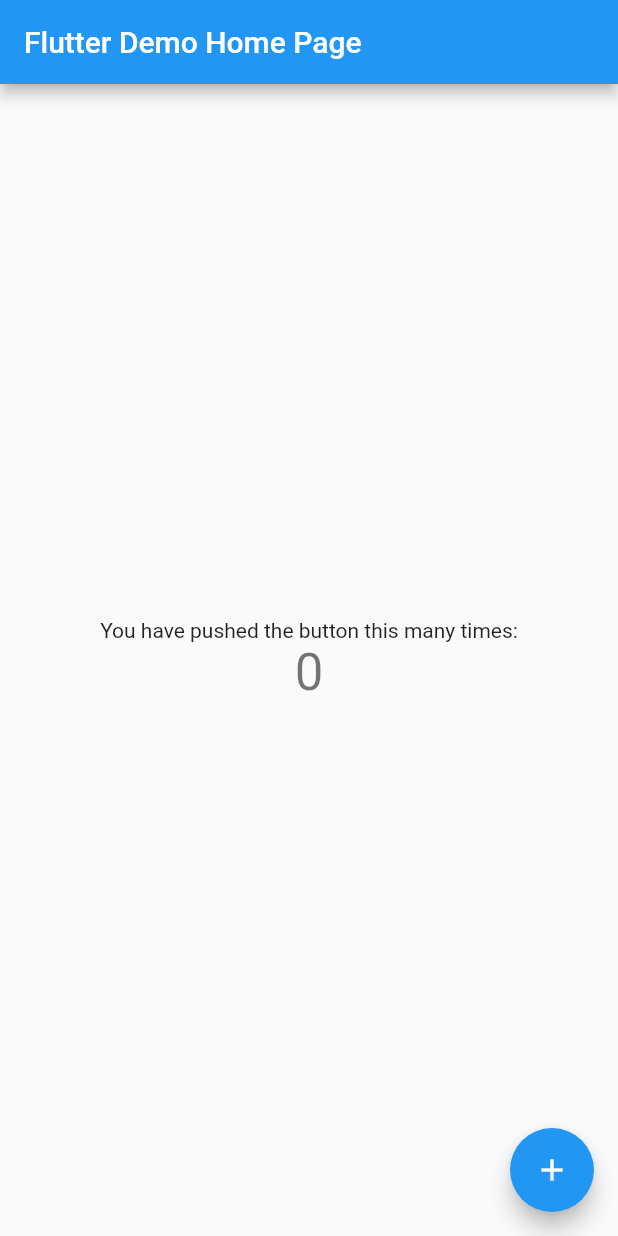
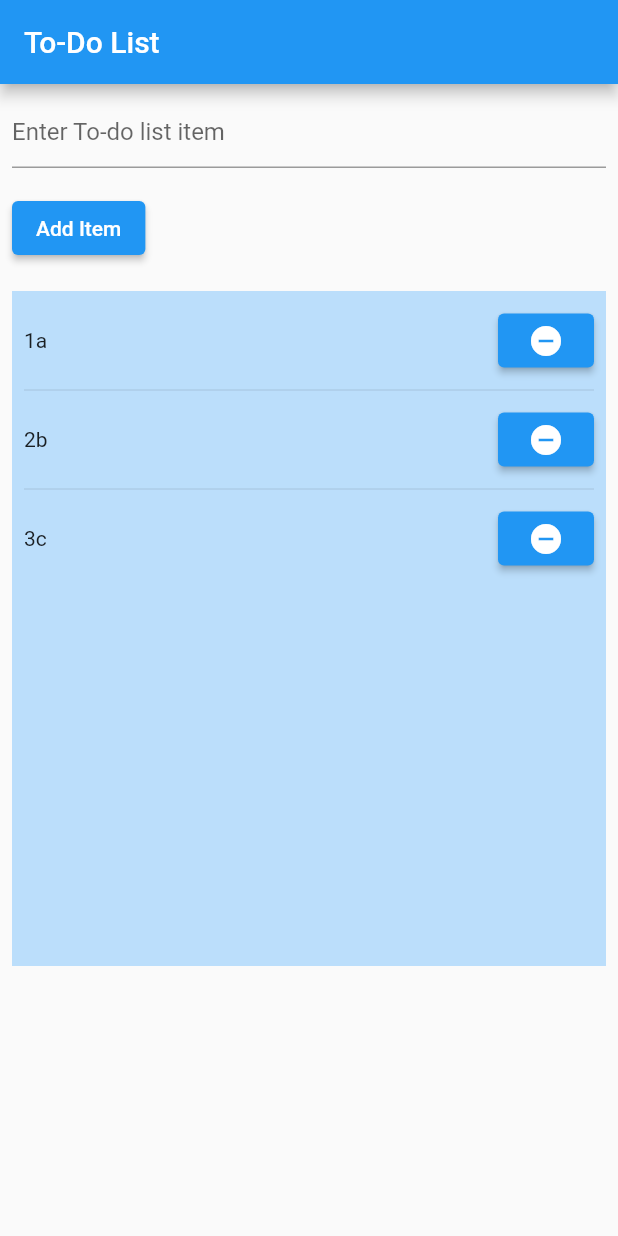
Before and after one commit to d5song/todo_list, a Flutter app: the screen it shows after launch, on a phone screen of 412 x 824 dp. Run offline on Flutter 3.47's test engine with Material 2 defaults, Android fonts, the phone set to English and light mode, and no system bars.

Commit message:
add and remove implemented

```diff
--- a/lib/main.dart
+++ b/lib/main.dart
@@ -5,113 +5,110 @@ void main() {
 }
 
 class MyApp extends StatelessWidget {
-  // This widget is the root of your application.
+  static const String _title = "To-Do List";
+
   @override
   Widget build(BuildContext context) {
     return MaterialApp(
-      title: 'Flutter Demo',
-      theme: ThemeData(
-        // This is the theme of your application.
-        //
-        // Try running your application with "flutter run". You'll see the
-        // application has a blue toolbar. Then, without quitting the app, try
-        // changing the primarySwatch below to Colors.green and then invoke
-        // "hot reload" (press "r" in the console where you ran "flutter run",
-        // or simply save your changes to "hot reload" in a Flutter IDE).
-        // Notice that the counter didn't reset back to zero; the application
-        // is not restarted.
-        primarySwatch: Colors.blue,
-        // This makes the visual density adapt to the platform that you run
-        // the app on. For desktop platforms, the controls will be smaller and
-        // closer together (more dense) than on mobile platforms.
-        visualDensity: VisualDensity.adaptivePlatformDensity,
+      title: _title,
+      home: Scaffold(
+        appBar: AppBar(title: const Text(_title)),
+        body: MyStatefulWidget(),
       ),
-      home: MyHomePage(title: 'Flutter Demo Home Page'),
     );
   }
 }
 
-class MyHomePage extends StatefulWidget {
-  MyHomePage({Key key, this.title}) : super(key: key);
-
-  // This widget is the home page of your application. It is stateful, meaning
-  // that it has a State object (defined below) that contains fields that affect
-  // how it looks.
-
-  // This class is the configuration for the state. It holds the values (in this
-  // case the title) provided by the parent (in this case the App widget) and
-  // used by the build method of the State. Fields in a Widget subclass are
-  // always marked "final".
-
-  final String title;
+class MyStatefulWidget extends StatefulWidget {
+  MyStatefulWidget({Key key}) : super(key: key);
 
   @override
-  _MyHomePageState createState() => _MyHomePageState();
+  _MyStatefulWidgetState createState() => _MyStatefulWidgetState();
 }
 
-class _MyHomePageState extends State<MyHomePage> {
-  int _counter = 0;
+class _MyStatefulWidgetState extends State<MyStatefulWidget> {
+  final _formKey = GlobalKey<FormState>();
+  List<String> growableList = <String>["1a", "2b", "3c"];
 
-  void _incrementCounter() {
+  void _addItem(String currItem) {
     setState(() {
-      // This call to setState tells the Flutter framework that something has
-      // changed in this State, which causes it to rerun the build method below
-      // so that the display can reflect the updated values. If we changed
-      // _counter without calling setState(), then the build method would not be
-      // called again, and so nothing would appear to happen.
-      _counter++;
+      growableList.add(currItem);
+    });
+  }
+
+  void _removeItem(int index) {
+    setState(() {
+      growableList.removeAt(index);
     });
   }
 
   @override
   Widget build(BuildContext context) {
-    // This method is rerun every time setState is called, for instance as done
-    // by the _incrementCounter method above.
-    //
-    // The Flutter framework has been optimized to make rerunning build methods
-    // fast, so that you can just rebuild anything that needs updating rather
-    // than having to individually change instances of widgets.
-    return Scaffold(
-      appBar: AppBar(
-        // Here we take the value from the MyHomePage object that was created by
-        // the App.build method, and use it to set our appbar title.
-        title: Text(widget.title),
-      ),
-      body: Center(
-        // Center is a layout widget. It takes a single child and positions it
-        // in the middle of the parent.
-        child: Column(
-          // Column is also a layout widget. It takes a list of children and
-          // arranges them vertically. By default, it sizes itself to fit its
-          // children horizontally, and tries to be as tall as its parent.
-          //
-          // Invoke "debug painting" (press "p" in the console, choose the
-          // "Toggle Debug Paint" action from the Flutter Inspector in Android
-          // Studio, or the "Toggle Debug Paint" command in Visual Studio Code)
-          // to see the wireframe for each widget.
-          //
-          // Column has various properties to control how it sizes itself and
-          // how it positions its children. Here we use mainAxisAlignment to
-          // center the children vertically; the main axis here is the vertical
-          // axis because Columns are vertical (the cross axis would be
-          // horizontal).
-          mainAxisAlignment: MainAxisAlignment.center,
-          children: <Widget>[
-            Text(
-              'You have pushed the button this many times:',
-            ),
-            Text(
-              '$_counter',
-              style: Theme.of(context).textTheme.headline4,
-            ),
-          ],
+    return ListView(
+      padding: const EdgeInsets.all(8),
+      children: <Widget>[
+        Container(
+          height: 130,
+          //color: Colors.red[500],
+          child: Form(
+              key: _formKey,
+              child: Column(
+                  crossAxisAlignment: CrossAxisAlignment.start,
+                  children: <Widget>[
+                    TextFormField(
+                      decoration: const InputDecoration(
+                          hintText: 'Enter To-do list item'),
+                      validator: (value) {
+                        if (value.isEmpty) {
+                          return 'Item cannot be empty';
+                        }
+                        _addItem(value);
+                        return null;
+                      },
+                    ),
+                    Padding(
+                        padding: const EdgeInsets.symmetric(vertical: 16.0),
+                        child: ElevatedButton(
+                          onPressed: () {
+                            if (_formKey.currentState.validate()) {
+                              //_addItem(currItem);
+                            }
+                          },
+                          child: Text('Add Item'),
+                        ))
+                  ])),
         ),
-      ),
-      floatingActionButton: FloatingActionButton(
-        onPressed: _incrementCounter,
-        tooltip: 'Increment',
-        child: Icon(Icons.add),
-      ), // This trailing comma makes auto-formatting nicer for build methods.
+        Container(
+            height: 450,
+            color: Colors.blue[100],
+            child: ListView.separated(
+              padding: const EdgeInsets.all(8),
+              itemCount: growableList.length,
+              itemBuilder: (BuildContext context, int index) {
+                // return Container(
+                //   height: 50,
+                //   color: Colors.blue[400],
+                //   child: Center(child: Text('${growableList[index]}')),
+                // );
+                return Row(
+                  textDirection: TextDirection.ltr,
+                  children: <Widget>[
+                    Expanded(child: Text('${growableList[index]}')),
+                    Padding(
+                        padding: const EdgeInsets.symmetric(vertical: 1.0),
+                        child: ElevatedButton(
+                          onPressed: () {
+                            _removeItem(index);
+                          },
+                          child: Icon(Icons.remove_circle),
+                        ))
+                  ],
+                );
+              },
+              separatorBuilder: (BuildContext context, int index) =>
+                  const Divider(),
+            )),
+      ],
     );
   }
 }
```
Also changed, not shown: 2 other files.
